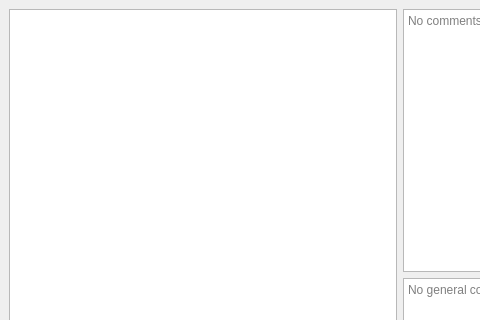
This is semester_3/Lab_2/Lab_2/mainwindow.ui in DShcherbak/university-labs as Qt 5 draws it before an edit; both pictures show x 0 to 480 and y 0 to 320 of the 800 by 600 pixel window. The edited form follows.
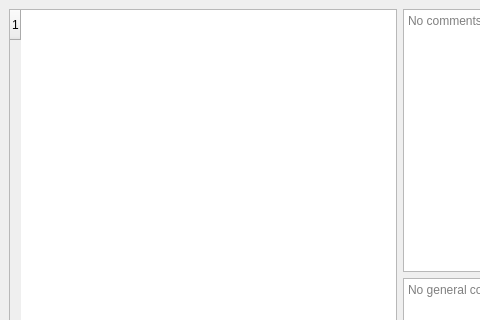
This is the edited form.

Commit message: Table Widget is used instead of list

Diff of the .ui file:
```diff
--- a/semester_3/Lab_2/Lab_2/mainwindow.ui
+++ b/semester_3/Lab_2/Lab_2/mainwindow.ui
@@ -18,7 +18,42 @@
     <item>
      <layout class="QHBoxLayout" name="horizontalLayout">
       <item>
-       <widget class="QListWidget" name="submitedCode"/>
+       <widget class="QTableWidget" name="submitedCode">
+        <property name="sizePolicy">
+         <sizepolicy hsizetype="Expanding" vsizetype="Expanding">
+          <horstretch>0</horstretch>
+          <verstretch>0</verstretch>
+         </sizepolicy>
+        </property>
+        <property name="showGrid">
+         <bool>false</bool>
+        </property>
+        <attribute name="horizontalHeaderVisible">
+         <bool>false</bool>
+        </attribute>
+        <attribute name="horizontalHeaderMinimumSectionSize">
+         <number>57</number>
+        </attribute>
+        <attribute name="horizontalHeaderStretchLastSection">
+         <bool>true</bool>
+        </attribute>
+        <attribute name="verticalHeaderMinimumSectionSize">
+         <number>5</number>
+        </attribute>
+        <attribute name="verticalHeaderStretchLastSection">
+         <bool>false</bool>
+        </attribute>
+        <row>
+         <property name="text">
+          <string>1</string>
+         </property>
+        </row>
+        <column>
+         <property name="text">
+          <string>No name</string>
+         </property>
+        </column>
+       </widget>
       </item>
       <item>
        <layout class="QVBoxLayout" name="verticalLayout_2">
```
The commit also changes 1 other file.
